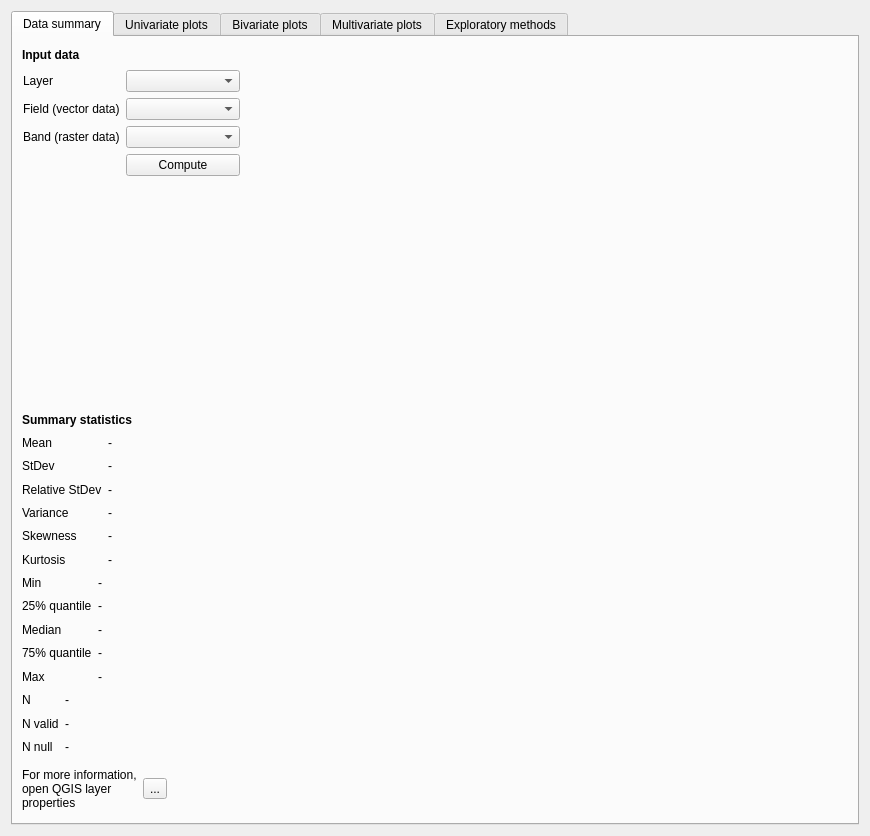
The window that eis_qgis_plugin/resources/ui/wizard_explore.ui (GispoCoding/eis_qgis_plugin) describes before a commit, drawn with Qt 5.
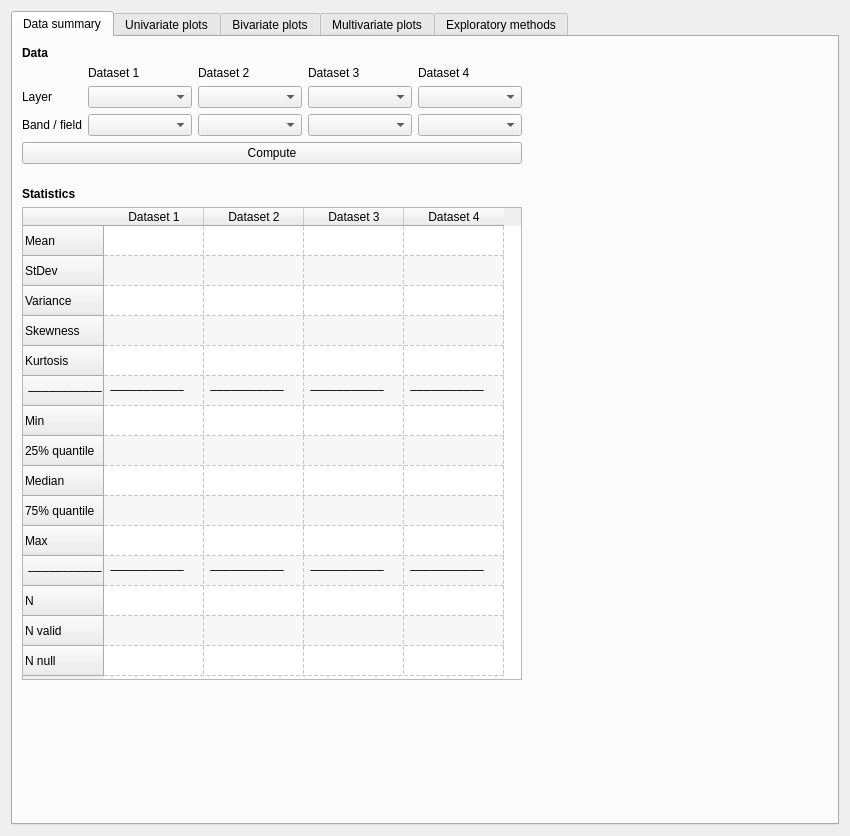
The same window after the commit. The open tabs and pages were chosen to show the change. Custom widgets are drawn as their Qt base class.

Commit message: Added dockable version of new wizard, various modifications

Diff of the .ui file:
```diff
--- a/eis_qgis_plugin/resources/ui/wizard_explore.ui
+++ b/eis_qgis_plugin/resources/ui/wizard_explore.ui
@@ -6,7 +6,7 @@
    <rect>
     <x>0</x>
     <y>0</y>
-    <width>870</width>
+    <width>850</width>
     <height>836</height>
    </rect>
   </property>
@@ -19,7 +19,7 @@
   <property name="windowTitle">
    <string>Form</string>
   </property>
-  <layout class="QVBoxLayout" name="verticalLayout">
+  <layout class="QHBoxLayout" name="horizontalLayout_4">
    <item>
     <widget class="QTabWidget" name="explore_tabs">
      <property name="currentIndex">
@@ -29,407 +29,406 @@
       <attribute name="title">
        <string>Data summary</string>
       </attribute>
-      <widget class="QWidget" name="layoutWidget">
-       <property name="geometry">
-        <rect>
-         <x>9</x>
-         <y>725</y>
-         <width>640</width>
-         <height>53</height>
-        </rect>
-       </property>
-       <layout class="QHBoxLayout" name="horizontalLayout_21">
-        <item>
-         <widget class="QLabel" name="label_71">
-          <property name="sizePolicy">
-           <sizepolicy hsizetype="Preferred" vsizetype="Preferred">
-            <horstretch>0</horstretch>
-            <verstretch>0</verstretch>
-           </sizepolicy>
-          </property>
-          <property name="text">
-           <string>For more information, open QGIS layer properties</string>
-          </property>
-          <property name="wordWrap">
-           <bool>true</bool>
-          </property>
-         </widget>
-        </item>
-        <item>
-         <widget class="QToolButton" name="layer_properties_btn">
-          <property name="text">
-           <string>...</string>
-          </property>
-         </widget>
-        </item>
-        <item>
-         <spacer name="horizontalSpacer">
-          <property name="orientation">
-           <enum>Qt::Horizontal</enum>
-          </property>
-          <property name="sizeType">
-           <enum>QSizePolicy::Expanding</enum>
-          </property>
-          <property name="sizeHint" stdset="0">
-           <size>
-            <width>450</width>
-            <height>20</height>
-           </size>
-          </property>
-         </spacer>
-        </item>
-       </layout>
-      </widget>
-      <widget class="QLabel" name="label_65">
-       <property name="geometry">
-        <rect>
-         <x>9</x>
-         <y>9</y>
-         <width>74</width>
-         <height>17</height>
-        </rect>
-       </property>
-       <property name="font">
-        <font>
-         <weight>75</weight>
-         <bold>true</bold>
-        </font>
-       </property>
-       <property name="text">
-        <string>Input data</string>
-       </property>
-      </widget>
-      <widget class="QLabel" name="label_72">
-       <property name="geometry">
-        <rect>
-         <x>9</x>
-         <y>374</y>
-         <width>137</width>
-         <height>17</height>
-        </rect>
-       </property>
-       <property name="font">
-        <font>
-         <weight>75</weight>
-         <bold>true</bold>
-        </font>
-       </property>
-       <property name="text">
-        <string>Summary statistics</string>
-       </property>
-      </widget>
-      <widget class="QWidget" name="layoutWidget_2">
-       <property name="geometry">
-        <rect>
-         <x>9</x>
-         <y>397</y>
-         <width>114</width>
-         <height>134</height>
-        </rect>
-       </property>
-       <layout class="QGridLayout" name="gridLayout_4">
-        <item row="4" column="1">
-         <widget class="QLabel" name="skewness_2">
-          <property name="text">
-           <string>-</string>
-          </property>
-         </widget>
-        </item>
-        <item row="3" column="1">
-         <widget class="QLabel" name="variance_2">
-          <property name="text">
-           <string>-</string>
-          </property>
-         </widget>
-        </item>
-        <item row="0" column="0">
-         <widget class="QLabel" name="label_86">
+      <layout class="QVBoxLayout" name="verticalLayout">
+       <item>
+        <layout class="QHBoxLayout" name="horizontalLayout_6">
+         <item>
+          <layout class="QVBoxLayout" name="verticalLayout_2">
+           <item>
+            <widget class="QLabel" name="label_65">
+             <property name="font">
+              <font>
+               <weight>75</weight>
+               <bold>true</bold>
+              </font>
+             </property>
+             <property name="text">
+              <string>Data</string>
+             </property>
+            </widget>
+           </item>
+           <item>
+            <layout class="QFormLayout" name="formLayout">
+             <item row="0" column="1">
+              <layout class="QHBoxLayout" name="horizontalLayout_5">
+               <item>
+                <widget class="QLabel" name="label">
+                 <property name="text">
+                  <string>Dataset 1</string>
+                 </property>
+                </widget>
+               </item>
+               <item>
+                <widget class="QLabel" name="label_2">
+                 <property name="text">
+                  <string>Dataset 2</string>
+                 </property>
+                </widget>
+               </item>
+               <item>
+                <widget class="QLabel" name="label_3">
+                 <property name="text">
+                  <string>Dataset 3</string>
+                 </property>
+                </widget>
+               </item>
+               <item>
+                <widget class="QLabel" name="label_4">
+                 <property name="text">
+                  <string>Dataset 4</string>
+                 </property>
+                </widget>
+               </item>
+              </layout>
+             </item>
+             <item row="1" column="0">
+              <widget class="QLabel" name="label_66">
+               <property name="minimumSize">
+                <size>
+                 <width>50</width>
+                 <height>0</height>
+                </size>
+               </property>
+               <property name="text">
+                <string>Layer</string>
+               </property>
+              </widget>
+             </item>
+             <item row="1" column="1">
+              <layout class="QHBoxLayout" name="horizontalLayout_2">
+               <item>
+                <widget class="QgsMapLayerComboBox" name="data_summary_layer_selection"/>
+               </item>
+               <item>
+                <widget class="QgsMapLayerComboBox" name="data_summary_layer_selection_2"/>
+               </item>
+               <item>
+                <widget class="QgsMapLayerComboBox" name="data_summary_layer_selection_3"/>
+               </item>
+               <item>
+                <widget class="QgsMapLayerComboBox" name="data_summary_layer_selection_4"/>
+               </item>
+              </layout>
+             </item>
+             <item row="2" column="0">
+              <widget class="QLabel" name="label_67">
+               <property name="minimumSize">
+                <size>
+                 <width>50</width>
+                 <height>0</height>
+                </size>
+               </property>
+               <property name="text">
+                <string>Band / field</string>
+               </property>
+              </widget>
+             </item>
+             <item row="2" column="1">
+              <layout class="QHBoxLayout" name="horizontalLayout_3">
+               <item>
+                <widget class="QgsFieldComboBox" name="data_summary_field_selection">
+                 <property name="sizePolicy">
+                  <sizepolicy hsizetype="Preferred" vsizetype="Fixed">
+                   <horstretch>0</horstretch>
+                   <verstretch>0</verstretch>
+                  </sizepolicy>
+                 </property>
+                 <property name="minimumSize">
+                  <size>
+                   <width>0</width>
+                   <height>0</height>
+                  </size>
+                 </property>
+                </widget>
+               </item>
+               <item>
+                <widget class="QgsFieldComboBox" name="data_summary_field_selection_2">
+                 <property name="sizePolicy">
+                  <sizepolicy hsizetype="Preferred" vsizetype="Fixed">
+                   <horstretch>0</horstretch>
+                   <verstretch>0</verstretch>
+                  </sizepolicy>
+                 </property>
+                 <property name="minimumSize">
+                  <size>
+                   <width>0</width>
+                   <height>0</height>
+                  </size>
+                 </property>
+                </widget>
+               </item>
+               <item>
+                <widget class="QgsFieldComboBox" name="data_summary_field_selection_3">
+                 <property name="sizePolicy">
+                  <sizepolicy hsizetype="Preferred" vsizetype="Fixed">
+                   <horstretch>0</horstretch>
+                   <verstretch>0</verstretch>
+                  </sizepolicy>
+                 </property>
+                 <property name="minimumSize">
+                  <size>
+                   <width>0</width>
+                   <height>0</height>
+                  </size>
+                 </property>
+                </widget>
+               </item>
+               <item>
+                <widget class="QgsFieldComboBox" name="data_summary_field_selection_4">
+                 <property name="sizePolicy">
+                  <sizepolicy hsizetype="Preferred" vsizetype="Fixed">
+                   <horstretch>0</horstretch>
+                   <verstretch>0</verstretch>
+                  </sizepolicy>
+                 </property>
+                 <property name="minimumSize">
+                  <size>
+                   <width>0</width>
+                   <height>0</height>
+                  </size>
+                 </property>
+                </widget>
+               </item>
+              </layout>
+             </item>
+            </layout>
+           </item>
+           <item>
+            <widget class="QPushButton" name="compute_btn">
+             <property name="minimumSize">
+              <size>
+               <width>500</width>
+               <height>0</height>
+              </size>
+             </property>
+             <property name="text">
+              <string>Compute</string>
+             </property>
+            </widget>
+           </item>
+           <item>
+            <spacer name="verticalSpacer_5">
+             <property name="orientation">
+              <enum>Qt::Vertical</enum>
+             </property>
+             <property name="sizeHint" stdset="0">
+              <size>
+               <width>20</width>
+               <height>15</height>
+              </size>
+             </property>
+            </spacer>
+           </item>
+          </layout>
+         </item>
+         <item>
+          <spacer name="horizontalSpacer_2">
+           <property name="orientation">
+            <enum>Qt::Horizontal</enum>
+           </property>
+           <property name="sizeType">
+            <enum>QSizePolicy::Expanding</enum>
+           </property>
+           <property name="sizeHint" stdset="0">
+            <size>
+             <width>290</width>
+             <height>20</height>
+            </size>
+           </property>
+          </spacer>
+         </item>
+        </layout>
+       </item>
+       <item>
+        <widget class="QLabel" name="label_72">
+         <property name="font">
+          <font>
+           <weight>75</weight>
+           <bold>true</bold>
+          </font>
+         </property>
+         <property name="text">
+          <string>Statistics</string>
+         </property>
+        </widget>
+       </item>
+       <item>
+        <widget class="QTableWidget" name="tableWidget">
+         <property name="minimumSize">
+          <size>
+           <width>500</width>
+           <height>473</height>
+          </size>
+         </property>
+         <property name="maximumSize">
+          <size>
+           <width>500</width>
+           <height>473</height>
+          </size>
+         </property>
+         <property name="alternatingRowColors">
+          <bool>true</bool>
+         </property>
+         <property name="showGrid">
+          <bool>true</bool>
+         </property>
+         <property name="gridStyle">
+          <enum>Qt::DashLine</enum>
+         </property>
+         <property name="cornerButtonEnabled">
+          <bool>true</bool>
+         </property>
+         <row>
           <property name="text">
            <string>Mean</string>
           </property>
-         </widget>
-        </item>
-        <item row="1" column="1">
-         <widget class="QLabel" name="stdev_2">
-          <property name="text">
-           <string>-</string>
-          </property>
-         </widget>
-        </item>
-        <item row="3" column="0">
-         <widget class="QLabel" name="label_82">
-          <property name="text">
-           <string>Variance</string>
-          </property>
-         </widget>
-        </item>
-        <item row="0" column="1">
-         <widget class="QLabel" name="mean_2">
-          <property name="text">
-           <string>-</string>
-          </property>
-         </widget>
-        </item>
-        <item row="2" column="1">
-         <widget class="QLabel" name="relative_stdev_2">
-          <property name="text">
-           <string>-</string>
-          </property>
-         </widget>
-        </item>
-        <item row="1" column="0">
-         <widget class="QLabel" name="label_77">
+         </row>
+         <row>
           <property name="text">
            <string>StDev</string>
           </property>
-         </widget>
-        </item>
-        <item row="5" column="0">
-         <widget class="QLabel" name="label_83">
+         </row>
+         <row>
           <property name="text">
-           <string>Kurtosis</string>
+           <string>Variance</string>
           </property>
-         </widget>
-        </item>
-        <item row="2" column="0">
-         <widget class="QLabel" name="label_84">
-          <property name="text">
-           <string>Relative StDev</string>
-          </property>
-         </widget>
-        </item>
-        <item row="5" column="1">
-         <widget class="QLabel" name="kurtosis_2">
-          <property name="text">
-           <string>-</string>
-          </property>
-         </widget>
-        </item>
-        <item row="4" column="0">
-         <widget class="QLabel" name="label_85">
+         </row>
+         <row>
           <property name="text">
            <string>Skewness</string>
           </property>
-         </widget>
-        </item>
-       </layout>
-      </widget>
-      <widget class="QWidget" name="layoutWidget_3">
-       <property name="geometry">
-        <rect>
-         <x>9</x>
-         <y>537</y>
-         <width>104</width>
-         <height>111</height>
-        </rect>
-       </property>
-       <layout class="QGridLayout" name="gridLayout_7">
-        <item row="4" column="0">
-         <widget class="QLabel" name="label_89">
+         </row>
+         <row>
           <property name="text">
-           <string>Max</string>
+           <string>Kurtosis</string>
           </property>
-         </widget>
-        </item>
-        <item row="1" column="0">
-         <widget class="QLabel" name="label_91">
+         </row>
+         <row>
           <property name="text">
-           <string>25% quantile</string>
+           <string> –––––––––––</string>
           </property>
-         </widget>
-        </item>
-        <item row="1" column="1">
-         <widget class="QLabel" name="quantile25_2">
-          <property name="text">
-           <string>-</string>
-          </property>
-         </widget>
-        </item>
-        <item row="0" column="0">
-         <widget class="QLabel" name="label_87">
+         </row>
+         <row>
           <property name="text">
            <string>Min</string>
           </property>
-         </widget>
-        </item>
-        <item row="2" column="0">
-         <widget class="QLabel" name="label_88">
+         </row>
+         <row>
+          <property name="text">
+           <string>25% quantile</string>
+          </property>
+         </row>
+         <row>
           <property name="text">
            <string>Median</string>
           </property>
-         </widget>
-        </item>
-        <item row="2" column="1">
-         <widget class="QLabel" name="median_2">
-          <property name="text">
-           <string>-</string>
-          </property>
-         </widget>
-        </item>
-        <item row="3" column="0">
-         <widget class="QLabel" name="label_90">
+         </row>
+         <row>
           <property name="text">
            <string>75% quantile</string>
           </property>
-         </widget>
-        </item>
-        <item row="4" column="1">
-         <widget class="QLabel" name="max_2">
+         </row>
+         <row>
           <property name="text">
-           <string>-</string>
+           <string>Max</string>
           </property>
-         </widget>
-        </item>
-        <item row="0" column="1">
-         <widget class="QLabel" name="min_2">
+         </row>
+         <row>
           <property name="text">
-           <string>-</string>
+           <string> –––––––––––</string>
           </property>
-         </widget>
-        </item>
-        <item row="3" column="1">
-         <widget class="QLabel" name="quantile75_2">
-          <property name="text">
-           <string>-</string>
-          </property>
-         </widget>
-        </item>
-       </layout>
-      </widget>
-      <widget class="QWidget" name="layoutWidget_4">
-       <property name="geometry">
-        <rect>
-         <x>9</x>
-         <y>654</y>
-         <width>61</width>
-         <height>65</height>
-        </rect>
-       </property>
-       <layout class="QGridLayout" name="gridLayout">
-        <item row="0" column="0">
-         <widget class="QLabel" name="label_94">
+         </row>
+         <row>
           <property name="text">
            <string>N</string>
           </property>
-         </widget>
-        </item>
-        <item row="0" column="1">
-         <widget class="QLabel" name="min_3">
-          <property name="text">
-           <string>-</string>
-          </property>
-         </widget>
-        </item>
-        <item row="1" column="0">
-         <widget class="QLabel" name="label_93">
+         </row>
+         <row>
           <property name="text">
            <string>N valid</string>
           </property>
-         </widget>
-        </item>
-        <item row="1" column="1">
-         <widget class="QLabel" name="quantile25_3">
-          <property name="text">
-           <string>-</string>
-          </property>
-         </widget>
-        </item>
-        <item row="2" column="0">
-         <widget class="QLabel" name="label_95">
+         </row>
+         <row>
           <property name="text">
            <string>N null</string>
           </property>
-         </widget>
-        </item>
-        <item row="2" column="1">
-         <widget class="QLabel" name="median_3">
+         </row>
+         <column>
           <property name="text">
-           <string>-</string>
+           <string>Dataset 1</string>
           </property>
-         </widget>
-        </item>
-       </layout>
-      </widget>
-      <widget class="QWidget" name="layoutWidget_5">
-       <property name="geometry">
-        <rect>
-         <x>10</x>
-         <y>33</y>
-         <width>217</width>
-         <height>120</height>
-        </rect>
-       </property>
-       <layout class="QFormLayout" name="formLayout_10">
-        <item row="0" column="0">
-         <widget class="QLabel" name="label_66">
-          <property name="minimumSize">
-           <size>
-            <width>50</width>
-            <height>0</height>
-           </size>
+         </column>
+         <column>
+          <property name="text">
+           <string>Dataset 2</string>
           </property>
+         </column>
+         <column>
           <property name="text">
-           <string>Layer</string>
+           <string>Dataset 3</string>
           </property>
-         </widget>
-        </item>
-        <item row="0" column="1">
-         <widget class="QgsMapLayerComboBox" name="data_summary_layer_selection"/>
-        </item>
-        <item row="1" column="0">
-         <widget class="QLabel" name="label_67">
-          <property name="minimumSize">
-           <size>
-            <width>50</width>
-            <height>0</height>
-           </size>
+         </column>
+         <column>
+          <property name="text">
+           <string>Dataset 4</string>
           </property>
+         </column>
+         <item row="5" column="0">
           <property name="text">
-           <string>Field (vector data)</string>
+           <string> –––––––––––</string>
           </property>
-         </widget>
-        </item>
-        <item row="1" column="1">
-         <widget class="QgsFieldComboBox" name="data_summary_field_selection">
-          <property name="sizePolicy">
-           <sizepolicy hsizetype="Preferred" vsizetype="Fixed">
-            <horstretch>0</horstretch>
-            <verstretch>0</verstretch>
-           </sizepolicy>
+         </item>
+         <item row="5" column="1">
+          <property name="text">
+           <string> –––––––––––</string>
           </property>
-          <property name="minimumSize">
-           <size>
-            <width>0</width>
-            <height>0</height>
-           </size>
+         </item>
+         <item row="5" column="2">
+          <property name="text">
+           <string> –––––––––––</string>
           </property>
-         </widget>
-        </item>
-        <item row="2" column="0">
-         <widget class="QLabel" name="label_68">
-          <property name="minimumSize">
-           <size>
-            <width>50</width>
-            <height>0</height>
-           </size>
+         </item>
+         <item row="5" column="3">
+          <property name="text">
+           <string> –––––––––––</string>
           </property>
+         </item>
+         <item row="11" column="0">
           <property name="text">
-           <string>Band (raster data)</string>
+           <string> –––––––––––</string>
           </property>
-         </widget>
-        </item>
-        <item row="2" column="1">
-         <widget class="QComboBox" name="data_summary_band_selection"/>
-        </item>
-        <item row="3" column="1">
-         <widget class="QPushButton" name="compute_btn">
+         </item>
+         <item row="11" column="1">
           <property name="text">
-           <string>Compute</string>
+           <string> –––––––––––</string>
           </property>
-         </widget>
-        </item>
-       </layout>
-      </widget>
+         </item>
+         <item row="11" column="2">
+          <property name="text">
+           <string> –––––––––––</string>
+          </property>
+         </item>
+         <item row="11" column="3">
+          <property name="text">
+           <string> –––––––––––</string>
+          </property>
+         </item>
+        </widget>
+       </item>
+       <item>
+        <spacer name="verticalSpacer_6">
+         <property name="orientation">
+          <enum>Qt::Vertical</enum>
+         </property>
+         <property name="sizeHint" stdset="0">
+          <size>
+           <width>20</width>
+           <height>92</height>
+          </size>
+         </property>
+        </spacer>
+       </item>
+      </layout>
      </widget>
      <widget class="QWidget" name="univariate_analysis_tab">
       <attribute name="title">
```
Left out of the diff: 104 changed lines with no effect on the pictures. The commit also changes 6 other files.
